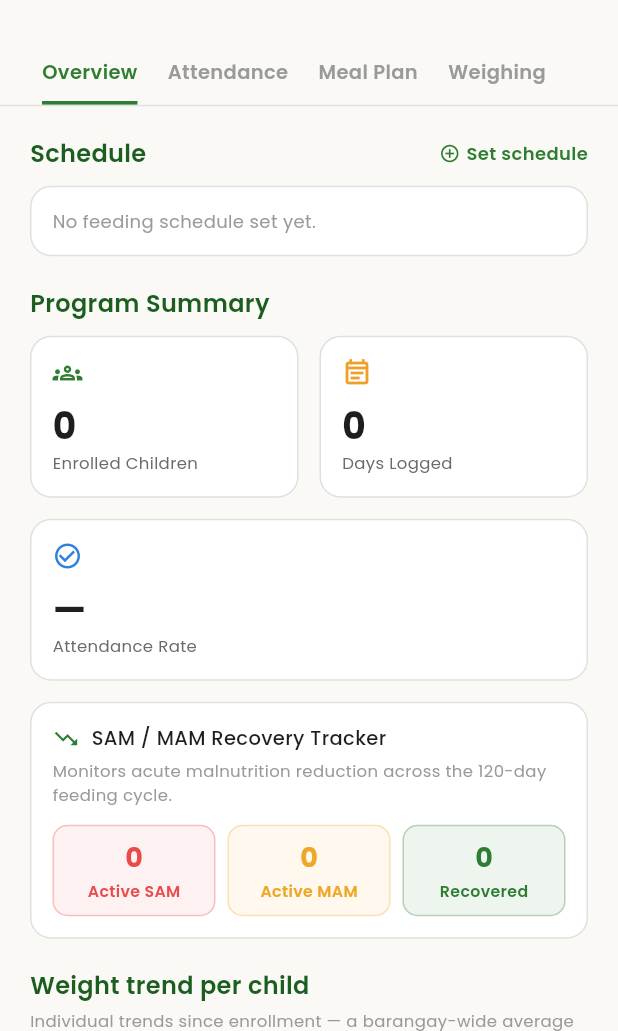
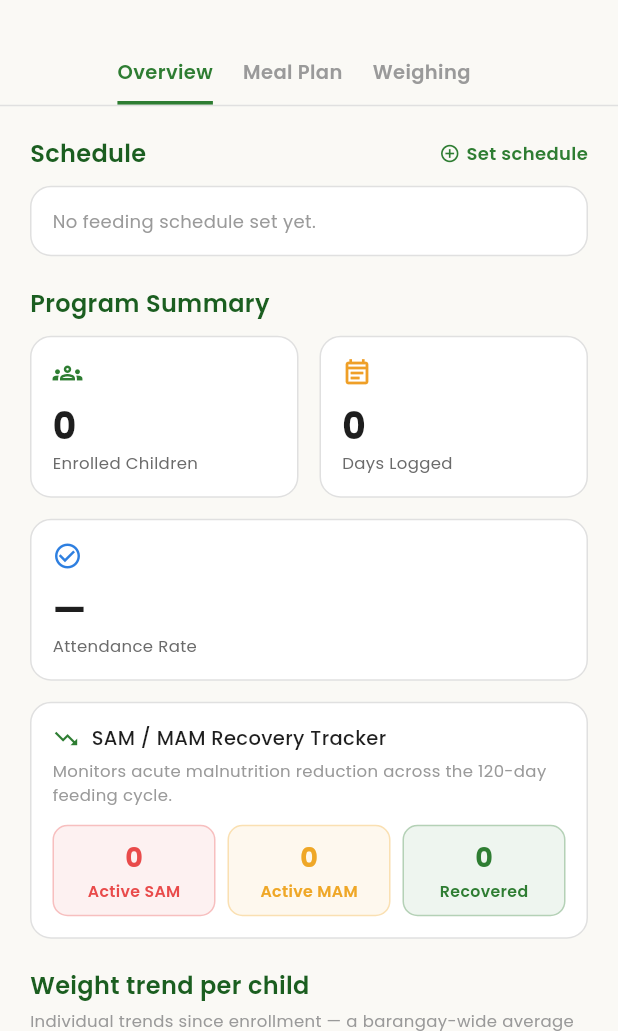
Before and after one commit to baylonm818-bot/Appscale, a Flutter app: the FeedingProgramScreen screen opened directly, on a phone screen of 412 x 824 dp, the part 205-1236 px from its top. Run offline on Flutter 3.47's test engine with Material 3 defaults, Android fonts, the phone set to English and light mode, and no system bars; our stand-ins replace fl_chart, google_fonts, hive_flutter, image_picker, pdf, printing and 1 more; missing offline and left inert: excel; accounts and stored records are empty.

Commit message:
fix: remove redundant Attendance tab from Feeding Program as requested (item 9)

```diff
--- a/flutter/lib/features/program/feeding/feeding_program_screen.dart
+++ b/flutter/lib/features/program/feeding/feeding_program_screen.dart
@@ -73,7 +73,6 @@
                     index: _tabIndex,
                     children: [
                       OverviewTab(key: ValueKey('overview_$version')),
-                      AttendanceTab(key: ValueKey('attendance_$version')),
                       MealPlanTab(key: ValueKey('meal_plan_$version')),
                       WeighingTab(key: ValueKey('weighing_$version')),
                     ],
--- a/flutter/lib/features/program/feeding/widgets/feeding_tab_bar.dart
+++ b/flutter/lib/features/program/feeding/widgets/feeding_tab_bar.dart
@@ -10,7 +10,7 @@
     required this.onChanged,
   });
 
-  static const _labels = ['Overview', 'Attendance', 'Meal Plan', 'Weighing'];
+  static const _labels = ['Overview', 'Meal Plan', 'Weighing'];
 
   @override
   Widget build(BuildContext context) {
```
